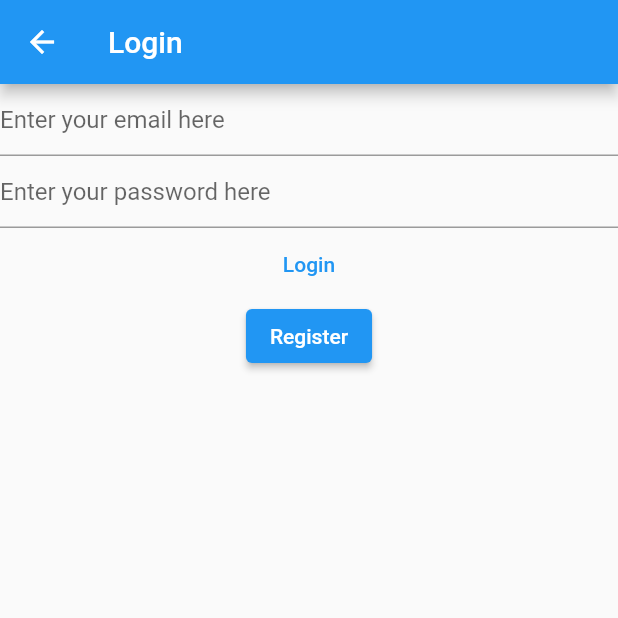
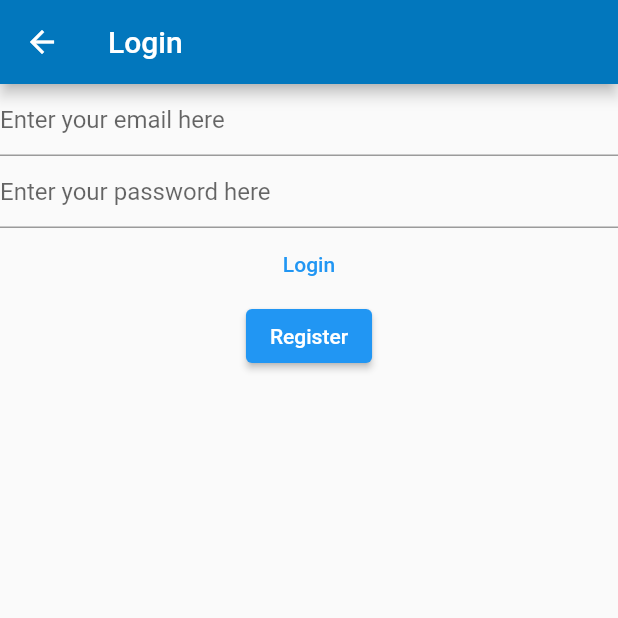
Before and after one commit to ahhmettulku/learning_flutter, a Flutter app: the screen it shows after launch, after a tap on "Login", on a phone screen of 412 x 824 dp, the top half of it. Run offline on Flutter 3.47's test engine with Material 2 defaults, Android fonts, the phone set to English and light mode, and no system bars; our stand-ins replace firebase_auth, firebase_core; accounts and stored records are empty; network calls fail.

```diff
--- a/lib/main.dart
+++ b/lib/main.dart
@@ -1,6 +1,3 @@
-import 'dart:js';
-import 'dart:math';
-import 'package:firebase_auth/firebase_auth.dart';
 import 'package:firebase_core/firebase_core.dart';
 import 'package:flutter/material.dart';
 import 'package:learning_flutter/views/login_view.dart';
@@ -14,9 +11,11 @@ void main() {
     MaterialApp(
       title: 'Flutter Demo',
       theme: ThemeData(
-        primarySwatch: Colors.blue,
-      ),
+          //scaffoldBackgroundColor: Color.fromRGBO(69, 121, 212, 100),
+          //primarySwatch: Colors.purple,
+          appBarTheme: AppBarTheme(color: Color.fromRGBO(2, 119, 189, 1))),
       home: const HomePage(),
+      debugShowCheckedModeBanner: false,
     ),
   );
 }
@@ -88,6 +87,7 @@ class HomePage extends StatelessWidget {
               );
             default:
               return const CircularProgressIndicator();
+            //return const AppHomeView();
           }
         },
       ),
--- a/lib/views/login_view.dart
+++ b/lib/views/login_view.dart
@@ -2,6 +2,7 @@ import 'package:firebase_auth/firebase_auth.dart';
 import 'package:flutter/material.dart';
 import 'package:learning_flutter/main.dart';
 import 'package:learning_flutter/views/register_view.dart';
+import 'note_view.dart';
 
 class LoginView extends StatefulWidget {
   const LoginView({super.key});
@@ -64,12 +65,20 @@ class _LoginViewState extends State<LoginView> {
                   final userCredential = await FirebaseAuth.instance
                       .signInWithEmailAndPassword(
                           email: email, password: password);
+                  Navigator.pushAndRemoveUntil(
+                    context,
+                    MaterialPageRoute(builder: (context) => const NotesView()),
+                    (route) => false,
+                  );
+
                   print(userCredential);
                 } on FirebaseAuthException catch (e) {
                   if (e.code == 'user-not-found') {
-                    print('No user found for that email.');
+                    return print('No user found for that email.');
                   } else if (e.code == 'wrong-password') {
-                    print('Wrong password provided for that user.');
+                    return print('Wrong password provided for that user.');
+                  } else {
+                    return print(e.code);
                   }
                 }
               },
@@ -78,9 +87,10 @@ class _LoginViewState extends State<LoginView> {
             ElevatedButton(
                 onPressed: () {
                   Navigator.push(
-                      context,
-                      MaterialPageRoute(
-                          builder: (context) => const RegisterView()));
+                    context,
+                    MaterialPageRoute(
+                        builder: (context) => const RegisterView()),
+                  );
                 },
                 child: const Text("Register"))
           ],
@@ -88,61 +98,4 @@ class _LoginViewState extends State<LoginView> {
       ),
     );
   }
-
-/*
-  @override
-  Widget build(BuildContext context) {
-    return Column(
-      children: [
-        Column(children: [
-          TextField(
-            controller: _email,
-            enableSuggestions: false,
-            autocorrect: false,
-            keyboardType: TextInputType.emailAddress,
-            decoration:
-                const InputDecoration(hintText: 'Enter your email here'),
-          ),
-          TextField(
-            controller: _password,
-            obscureText: true,
-            enableSuggestions: false,
-            autocorrect: false,
-            decoration:
-                const InputDecoration(hintText: 'Enter your password here'),
-          ),
-          TextButton(
-            onPressed: () async {
-              print("Button pressed");
-              final email = _email.text;
-              final password = _password.text;
-              try {
-                final userCredential = await FirebaseAuth.instance
-                    .signInWithEmailAndPassword(
-                        email: email, password: password);
-                print(userCredential);
-              } on FirebaseAuthException catch (e) {
-                if (e.code == 'user-not-found') {
-                  print('No user found for that email.');
-                } else if (e.code == 'wrong-password') {
-                  print('Wrong password provided for that user.');
-                }
-              }
-            },
-            child: const Text('Login'),
-          ),
-          ElevatedButton(
-              onPressed: () {
-                Navigator.push(
-                    context,
-                    MaterialPageRoute(
-                        builder: (context) => const RegisterView()));
-              },
-              child: const Text("Register"))
-        ])
-      ],
-    );
-  }
 }
-*/
-}
```
Also changed, not shown: lib/views/note_view.dart (added, +127 -0 lines), lib/views/register_view.dart (+0 -49 lines).
